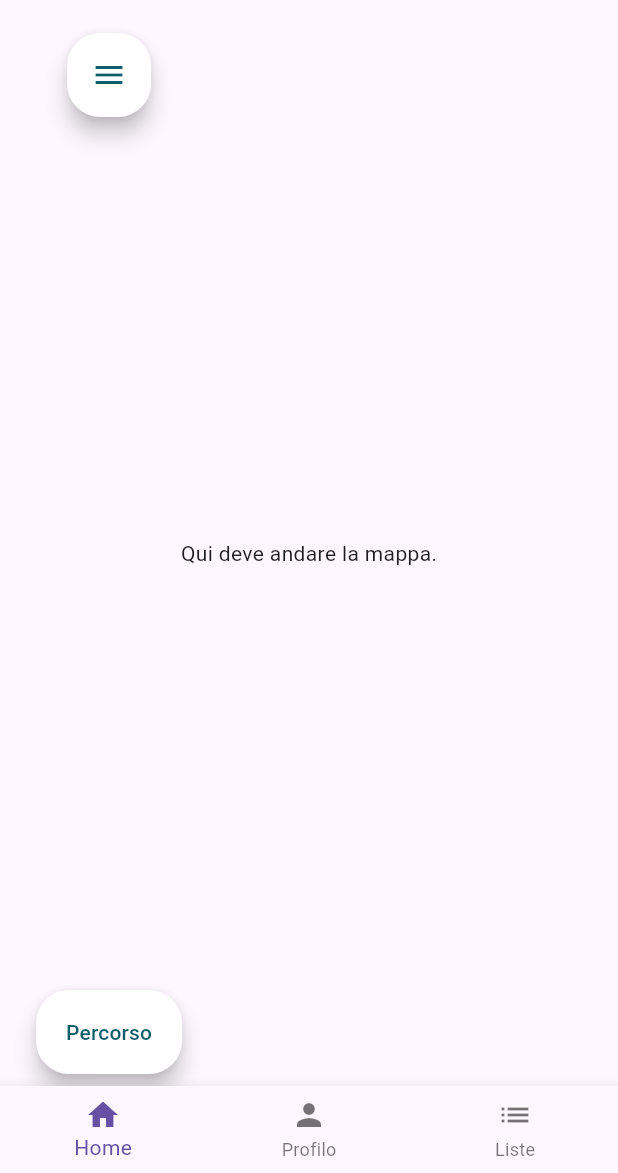
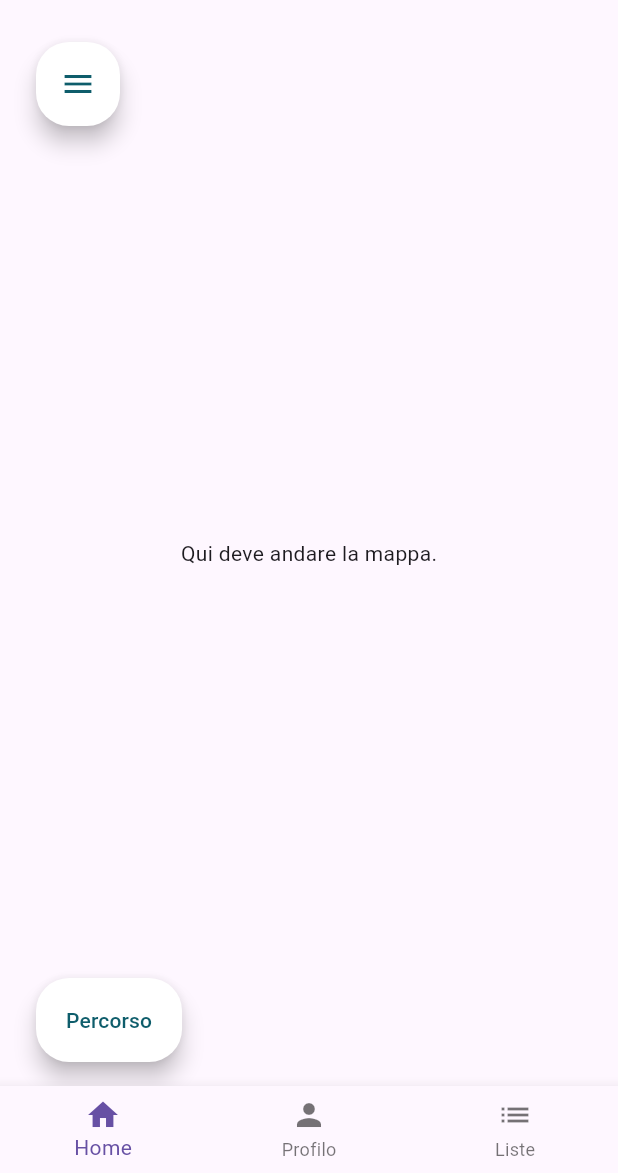
Before and after one commit to Davencode/testarchitecture, a Flutter app: the screen it shows after launch, on a phone screen of 412 x 824 dp, the part 63-1236 px from its top. Run offline on Flutter 3.47's test engine with Material 3 defaults, Android fonts, the phone set to English and light mode, and no system bars.

Commit message:
[Layout customization] Created a layout more compatible with the Mockup. Test to do : If it is perfect compatible with all devices.

```diff
--- a/lib/screens/blankScreen.dart
+++ b/lib/screens/blankScreen.dart
@@ -8,11 +8,12 @@ class BlankScreen extends StatelessWidget {
   Widget build(BuildContext context) {
     return Scaffold(
       drawer: SplashScreen(),
-      floatingActionButtonLocation: FloatingActionButtonLocation.startDocked,
+      floatingActionButtonLocation: FloatingActionButtonLocation.startFloat,
       floatingActionButton: Padding(
-        padding: const EdgeInsets.all(8.0),
+        padding: EdgeInsets.only(top: MediaQuery.of(context).padding.top + 30, left: 8),
         child: Column(
           mainAxisAlignment: MainAxisAlignment.spaceBetween,
+          crossAxisAlignment: CrossAxisAlignment.start,
           children: [
             FloatingActionButton(
               backgroundColor: Colors.white,
@@ -24,6 +25,7 @@ class BlankScreen extends StatelessWidget {
               hoverColor: Colors.grey,
               child: const Icon(Icons.menu),
             ),
+            SizedBox(height: 16), // Aggiungi spazio tra i due FABs
             FloatingActionButton.extended(
               backgroundColor: Colors.white,
               foregroundColor: Color(0xFF0E5D6B),
@@ -37,12 +39,10 @@ class BlankScreen extends StatelessWidget {
           ],
         ),
       ),
-      /*appBar: AppBar(
-        title: Text('Pagina Blank'),
-      ),*/
       body: Center(
         child: Text('Qui deve andare la mappa.'),
       ),
     );
   }
+
 }
```
